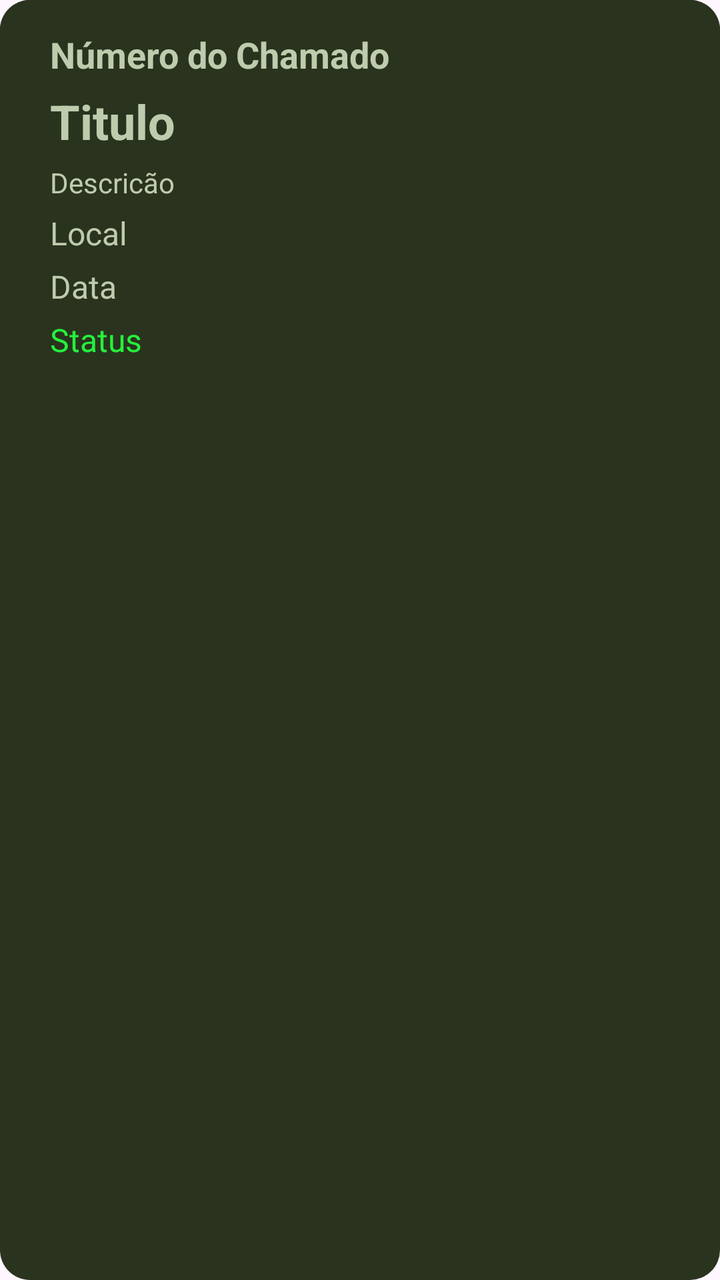
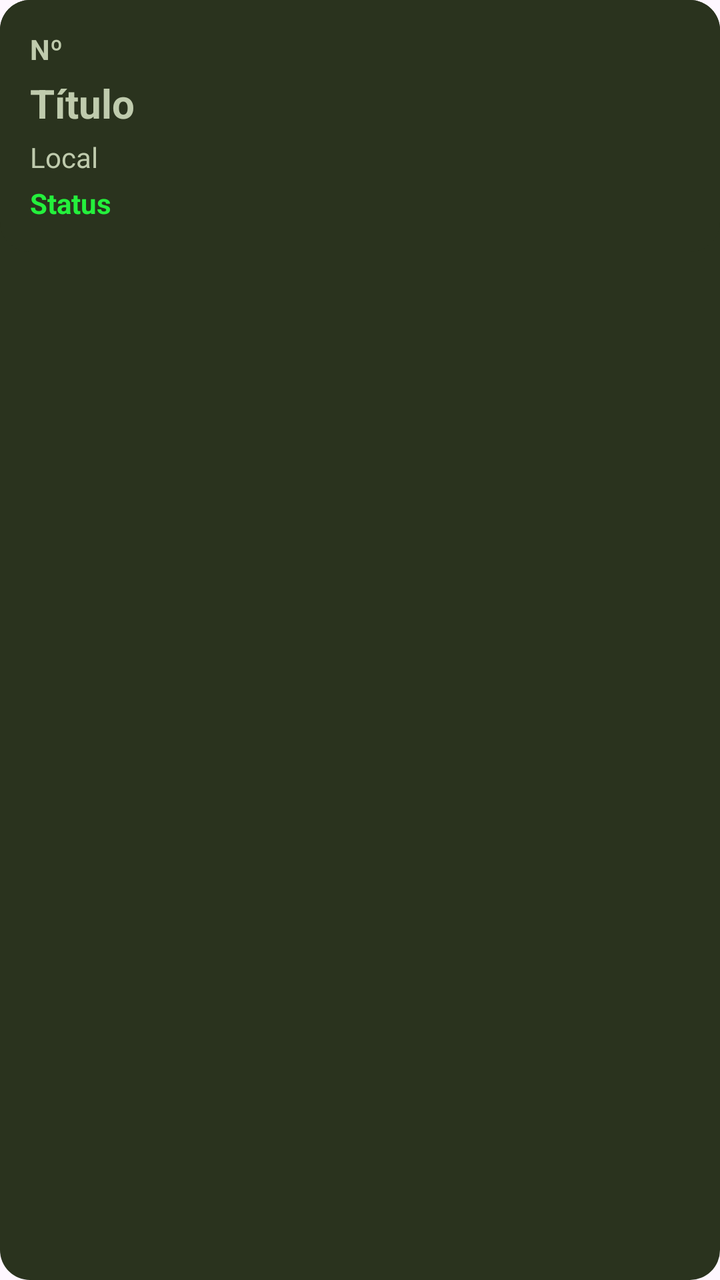

Screens rendered from an Android XML layout before and after an edit, with the pre-edit source and the edit as a unified diff.
<!-- AndroidManifest.xml: application theme Theme.TrabalhoPratico1 -->
<!-- res/layout/layout_chamado.xml -->
<?xml version="1.0" encoding="utf-8"?>
<LinearLayout xmlns:android="http://schemas.android.com/apk/res/android"
    android:layout_width="match_parent"
    android:layout_height="wrap_content"
    android:layout_margin="20dp"
    android:background="@drawable/borda_layout_chamado"
    android:orientation="vertical">


    <LinearLayout
        android:layout_width="match_parent"
        android:layout_height="wrap_content"
        android:background="@drawable/borda_layout_chamado"
        android:orientation="vertical"
        android:padding="15dp">

        <TextView
            android:id="@+id/textViewID"
            android:layout_width="match_parent"
            android:layout_height="wrap_content"
            android:layout_marginLeft="10dp"
            android:layout_marginBottom="5dp"
            android:text="Número do Chamado"
            android:textColor="@color/verdeSecundaria"
            android:textSize="18sp"
            android:textStyle="bold" />

        <TextView
            android:id="@+id/textViewTitulo"
            android:layout_width="match_parent"
            android:layout_height="wrap_content"
            android:layout_marginLeft="10dp"
            android:layout_marginBottom="5dp"
            android:text="Titulo"
            android:textColor="@color/verdeSecundaria"
            android:textSize="24sp"
            android:textStyle="bold" />

        <TextView
            android:id="@+id/textViewDescricao"
            android:layout_width="match_parent"
            android:layout_height="wrap_content"
            android:layout_marginLeft="10dp"
            android:layout_marginBottom="5dp"
            android:text="Descricão"
            android:textColor="@color/verdeSecundaria"
            android:textSize="14sp" />

        <TextView
            android:id="@+id/textViewLocal"
            android:layout_width="wrap_content"
            android:layout_height="wrap_content"
            android:layout_marginLeft="10dp"
            android:layout_marginBottom="5dp"
            android:layout_weight="1"
            android:text="Local"
            android:textColor="@color/verdeSecundaria"
            android:textSize="16sp" />

        <TextView
            android:id="@+id/textViewData"
            android:layout_width="wrap_content"
            android:layout_height="wrap_content"
            android:layout_marginLeft="10dp"
            android:layout_marginBottom="5dp"
            android:layout_weight="1"
            android:text="Data"
            android:textColor="@color/verdeSecundaria"
            android:textSize="16sp" />

        <TextView
            android:id="@+id/textViewStatus"
            android:layout_width="wrap_content"
            android:layout_height="wrap_content"
            android:layout_marginLeft="10dp"
            android:layout_marginBottom="5dp"
            android:layout_weight="1"
            android:text="Status"
            android:textColor="@color/verdeStatus"
            android:textSize="16sp" />

    </LinearLayout>
</LinearLayout>
<!-- resources referenced by this layout -->
<resources>
  <color name="verdeSecundaria">#bfcbad</color>
  <color name="verdeStatus">#24f03c</color>
  <!-- drawable borda_layout_chamado (drawable) -->
  <?xml version="1.0" encoding="utf-8"?>
  <shape xmlns:android="http://schemas.android.com/apk/res/android">
  
      
      <solid android:color="@color/onVerdeSecundaria"/>
  
      
      <corners android:radius="15dp"/>
  </shape>
  <style name="Theme.TrabalhoPratico1" parent="Base.Theme.TrabalhoPratico1" />
  <color name="onVerdeSecundaria">#2a331e</color>
  <style name="Base.Theme.TrabalhoPratico1" parent="Theme.Material3.DayNight.NoActionBar">
          
          
      </style>
</resources>

<!-- the commit's change to res/layout/layout_chamado.xml (unified diff, before → after) -->
@@ -2,82 +2,70 @@
 <LinearLayout xmlns:android="http://schemas.android.com/apk/res/android"
     android:layout_width="match_parent"
     android:layout_height="wrap_content"
-    android:layout_margin="20dp"
+    android:layout_margin="10dp"
     android:background="@drawable/borda_layout_chamado"
     android:orientation="vertical">
-
 
     <LinearLayout
         android:layout_width="match_parent"
         android:layout_height="wrap_content"
         android:background="@drawable/borda_layout_chamado"
-        android:orientation="vertical"
-        android:padding="15dp">
+        android:orientation="horizontal"
+        android:padding="10dp">
 
-        <TextView
-            android:id="@+id/textViewID"
-            android:layout_width="match_parent"
+        <ImageView
+            android:id="@+id/imageViewThumb"
+            android:layout_width="80dp"
+            android:layout_height="80dp"
+            android:layout_marginEnd="10dp"
+            android:scaleType="centerCrop"
+            android:visibility="gone"
+            android:contentDescription="Foto do chamado" />
+
+        <LinearLayout
+            android:layout_width="0dp"
             android:layout_height="wrap_content"
-            android:layout_marginLeft="10dp"
-            android:layout_marginBottom="5dp"
-            android:text="Número do Chamado"
-            android:textColor="@color/verdeSecundaria"
-            android:textSize="18sp"
-            android:textStyle="bold" />
+            android:layout_weight="1"
+            android:orientation="vertical"
+            android:padding="5dp">
 
-        <TextView
-            android:id="@+id/textViewTitulo"
-            android:layout_width="match_parent"
-            android:layout_height="wrap_content"
-            android:layout_marginLeft="10dp"
-            android:layout_marginBottom="5dp"
-            android:text="Titulo"
-            android:textColor="@color/verdeSecundaria"
-            android:textSize="24sp"
-            android:textStyle="bold" />
+            <TextView
+                android:id="@+id/textViewID"
+                android:layout_width="match_parent"
+                android:layout_height="wrap_content"
+                android:text="Nº"
+                android:textColor="@color/verdeSecundaria"
+                android:textSize="14sp"
+                android:textStyle="bold" />
 
-        <TextView
-            android:id="@+id/textViewDescricao"
-            android:layout_width="match_parent"
-            android:layout_height="wrap_content"
-            android:layout_marginLeft="10dp"
-            android:layout_marginBottom="5dp"
-            android:text="Descricão"
-            android:textColor="@color/verdeSecundaria"
-            android:textSize="14sp" />
+            <TextView
+                android:id="@+id/textViewTitulo"
+                android:layout_width="match_parent"
+                android:layout_height="wrap_content"
+                android:layout_marginTop="4dp"
+                android:text="Título"
+                android:textColor="@color/verdeSecundaria"
+                android:textSize="20sp"
+                android:textStyle="bold" />
 
-        <TextView
-            android:id="@+id/textViewLocal"
-            android:layout_width="wrap_content"
-            android:layout_height="wrap_content"
-            android:layout_marginLeft="10dp"
-            android:layout_marginBottom="5dp"
-            android:layout_weight="1"
-            android:text="Local"
-            android:textColor="@color/verdeSecundaria"
-            android:textSize="16sp" />
+            <TextView
+                android:id="@+id/textViewLocal"
+                android:layout_width="wrap_content"
+                android:layout_height="wrap_content"
+                android:layout_marginTop="4dp"
+                android:text="Local"
+                android:textColor="@color/verdeSecundaria"
+                android:textSize="14sp" />
 
-        <TextView
-            android:id="@+id/textViewData"
-            android:layout_width="wrap_content"
-            android:layout_height="wrap_content"
-            android:layout_marginLeft="10dp"
-            android:layout_marginBottom="5dp"
-            android:layout_weight="1"
-            android:text="Data"
-            android:textColor="@color/verdeSecundaria"
-            android:textSize="16sp" />
-
-        <TextView
-            android:id="@+id/textViewStatus"
-            android:layout_width="wrap_content"
-            android:layout_height="wrap_content"
-            android:layout_marginLeft="10dp"
-            android:layout_marginBottom="5dp"
-            android:layout_weight="1"
-            android:text="Status"
-            android:textColor="@color/verdeStatus"
-            android:textSize="16sp" />
-
+            <TextView
+                android:id="@+id/textViewStatus"
+                android:layout_width="wrap_content"
+                android:layout_height="wrap_content"
+                android:layout_marginTop="4dp"
+                android:text="Status"
+                android:textColor="@color/verdeStatus"
+                android:textSize="14sp"
+                android:textStyle="bold" />
+        </LinearLayout>
     </LinearLayout>
 </LinearLayout>
